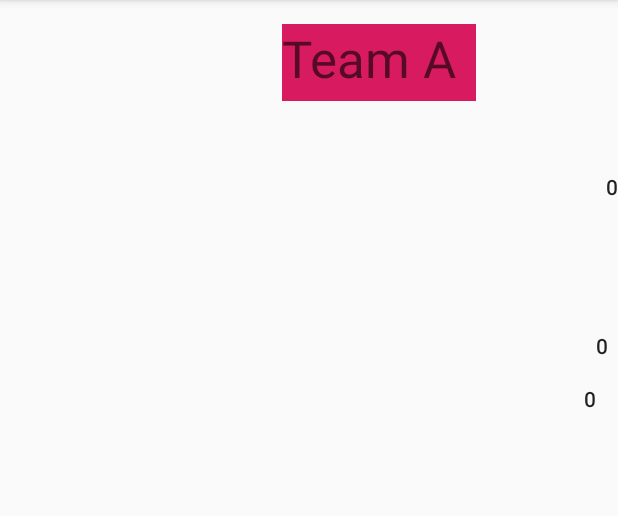
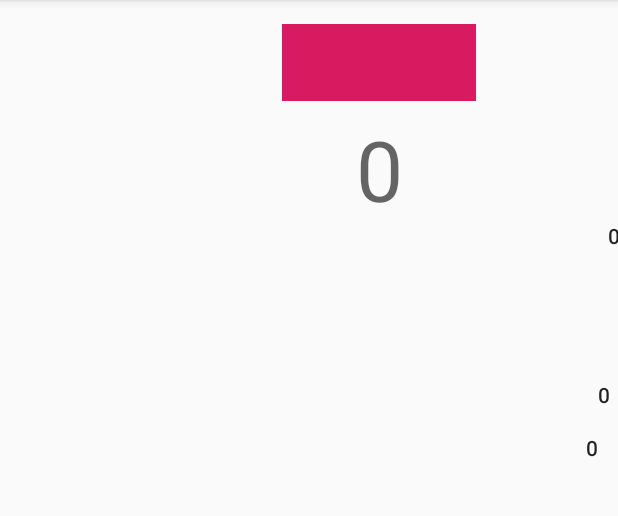
Before and after one commit to inadigisport/FoMeTic, an Android app: the generatereport screen opened directly, with no data from a screen before it, on a phone screen of 412 x 824 dp, the part 84-600 px from its top. Run offline under Robolectric (Android 15) with nearby library versions, the phone set to English and light mode, and no system bars.

Commit message:
update generate report
move data team to activity generate report

```diff
--- a/app/src/main/java/com/example/fometic/generatereport.java
+++ b/app/src/main/java/com/example/fometic/generatereport.java
@@ -6,16 +6,29 @@ import android.os.Bundle;
 import android.util.Log;
 import android.widget.ArrayAdapter;
 import android.widget.Spinner;
+import android.widget.TextView;
 
 import java.util.ArrayList;
 import java.util.List;
 
 public class generatereport extends AppCompatActivity {
 
+    String teamA;
+    String teamB;
+    TextView textviewteama;
+    TextView textviewteamb;
+
+
     @Override
     protected void onCreate(Bundle savedInstanceState) {
         super.onCreate(savedInstanceState);
         setContentView(R.layout.activity_generatereport);
+        teamA= getIntent().getStringExtra("teama");
+        teamB= getIntent().getStringExtra("teamb");
+        textviewteama=findViewById(R.id.textViewteama);
+        textviewteama.setText(teamA);
+        textviewteamb=findViewById(R.id.textViewteamb);
+        textviewteamb.setText(teamB);
 
     }
 
--- a/app/src/main/res/layout/activity_generatereport.xml
+++ b/app/src/main/res/layout/activity_generatereport.xml
@@ -5,6 +5,28 @@
     android:layout_width="match_parent"
     android:layout_height="match_parent"
     tools:context=".GenerateReport">
+
+    <TextView
+        android:id="@+id/textView15"
+        android:layout_width="wrap_content"
+        android:layout_height="wrap_content"
+        android:layout_marginTop="8dp"
+        android:text="0"
+        android:textAppearance="@style/TextAppearance.AppCompat.Display3"
+        app:layout_constraintEnd_toEndOf="@+id/textViewteamb"
+        app:layout_constraintStart_toStartOf="@+id/textViewteamb"
+        app:layout_constraintTop_toBottomOf="@+id/textViewteamb" />
+
+    <TextView
+        android:id="@+id/textView13"
+        android:layout_width="wrap_content"
+        android:layout_height="wrap_content"
+        android:layout_marginTop="8dp"
+        android:text="0"
+        android:textAppearance="@style/TextAppearance.AppCompat.Display3"
+        app:layout_constraintEnd_toEndOf="@+id/textViewteama"
+        app:layout_constraintStart_toStartOf="@+id/textViewteama"
+        app:layout_constraintTop_toBottomOf="@+id/textViewteama" />
 
     <TextView
         android:id="@+id/textView49"
@@ -372,10 +394,11 @@
         android:id="@+id/textView18"
         android:layout_width="wrap_content"
         android:layout_height="wrap_content"
-        android:layout_marginTop="35dp"
+        android:layout_marginTop="68dp"
         android:text="Ball Possesion"
         android:textAppearance="@style/TextAppearance.AppCompat.Button"
         app:layout_constraintEnd_toEndOf="@+id/textView8"
+        app:layout_constraintHorizontal_bias="0.49"
         app:layout_constraintStart_toStartOf="@+id/textView8"
         app:layout_constraintTop_toBottomOf="@+id/textView8" />
 
@@ -399,12 +422,12 @@
         android:layout_marginLeft="92dp"
         android:text="0"
         android:textAppearance="@style/TextAppearance.AppCompat.Display3"
-        app:layout_constraintBottom_toBottomOf="@+id/textView13"
-        app:layout_constraintStart_toEndOf="@+id/textView13"
-        app:layout_constraintTop_toTopOf="@+id/textView13" />
+        app:layout_constraintBottom_toBottomOf="@+id/textViewteama"
+        app:layout_constraintStart_toEndOf="@+id/textViewteama"
+        app:layout_constraintTop_toTopOf="@+id/textViewteama" />
 
     <TextView
-        android:id="@+id/textView13"
+        android:id="@+id/textViewteama"
         android:layout_width="129dp"
         android:layout_height="51dp"
         android:layout_marginStart="188dp"
@@ -417,7 +440,7 @@
         app:layout_constraintTop_toTopOf="parent" />
 
     <TextView
-        android:id="@+id/textView15"
+        android:id="@+id/textViewteamb"
         android:layout_width="131dp"
         android:layout_height="51dp"
         android:layout_marginStart="92dp"
```
Also changed, not shown: app/src/main/java/com/example/fometic/recordstat.java (+7 -0 lines), app/src/main/java/com/example/fometic/recordstatsecond.java (+24 -9 lines).
